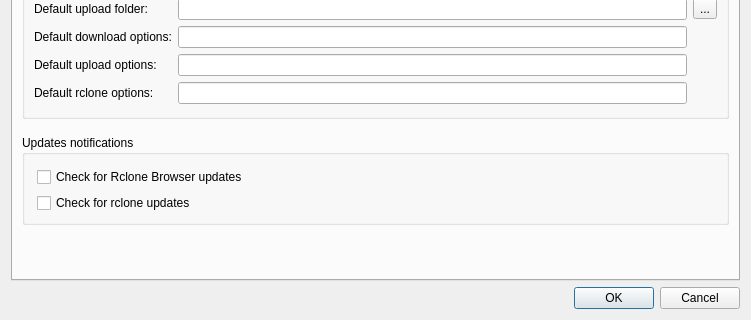
The window that src/preferences_dialog.ui (SysAdminDoc/RcloneBrowserNG) describes before a commit, drawn with Qt 5; both pictures show x 0 to 751 and y 217 to 537 of the 751 by 537 pixel window.
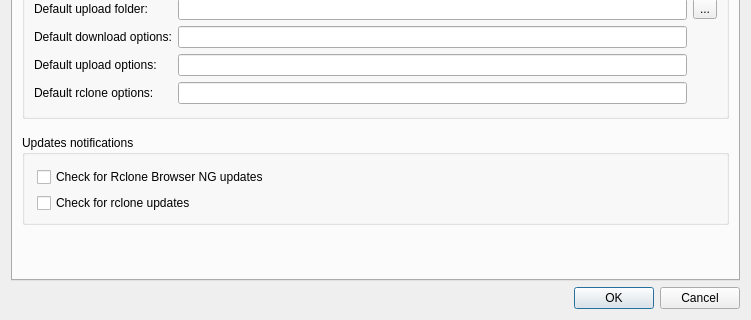
The same window after the commit.

Commit message: fix(packaging): align Rclone Browser NG identity

Diff of the .ui file:
```diff
--- a/src/preferences_dialog.ui
+++ b/src/preferences_dialog.ui
@@ -303,7 +303,7 @@
              <string>&lt;html&gt;&lt;head/&gt;&lt;body&gt;&lt;p&gt;check daily for Rclone Browser availability&lt;/p&gt;&lt;/body&gt;&lt;/html&gt;</string>
             </property>
             <property name="text">
-             <string>Check for Rclone Browser updates</string>
+             <string>Check for Rclone Browser NG updates</string>
             </property>
            </widget>
           </item>
```
Left out of the diff: 4 changed lines with no effect on the pictures. The commit also changes 8 other files.
